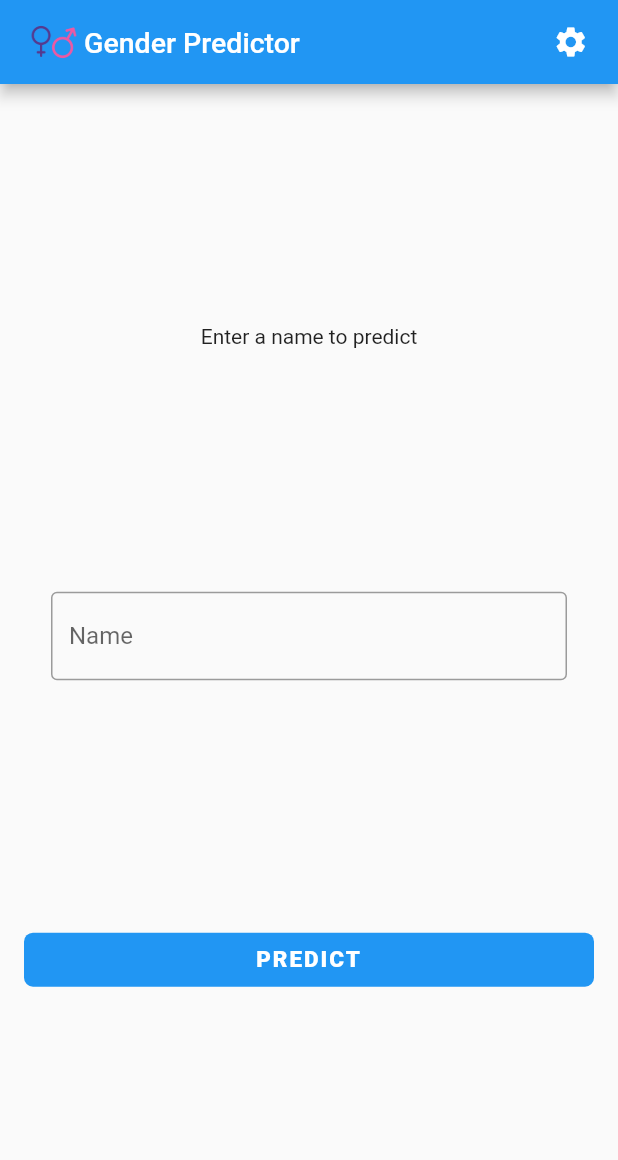
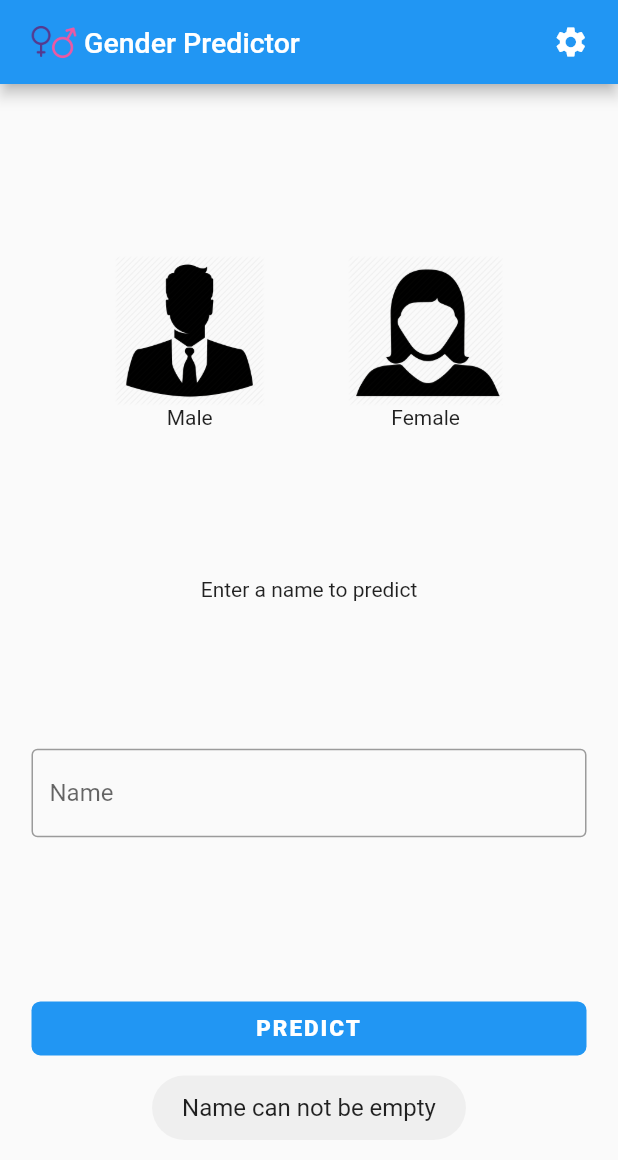
Before and after one commit to imkiller32/Gender_Prediction, a Flutter app: the screen it shows after launch, after a tap on "PREDICT", on a phone screen of 412 x 824 dp. Shown: the top 1160 px of the screen. Run offline on Flutter 3.47's test engine with Material 2 defaults, Android fonts, the phone set to English and light mode, and no system bars; our stand-ins replace fluttertoast.

Commit message:
Case Handled for 0.5 Probablity and Null String as Name

```diff
--- a/lib/home_page.dart
+++ b/lib/home_page.dart
@@ -1,4 +1,5 @@
 import 'package:flutter/material.dart';
+import 'package:fluttertoast/fluttertoast.dart';
 import 'package:http/http.dart' as http;
 import 'dart:convert';
 import 'settings.dart';
@@ -12,7 +13,7 @@ class _HomeScreenState extends State<HomeScreen> {
   TextEditingController _nameController = TextEditingController();
   var result = "Unknown";
   var resultprobability;
-  var probability="0";
+  var probability = "0";
   predictGender(String name) async {
     var url = "https://api.genderize.io/?name=$name";
     var response = await http.get(url);
@@ -21,6 +22,16 @@ class _HomeScreenState extends State<HomeScreen> {
     resultprobability = "Probability : ${body['probability']}";
     result = "${body['gender']}";
     setState(() {});
+  }
+
+  bool check(String name) {
+    return (name.length > 0);
+  }
+
+  startPredictor(String name) {
+    result = null;
+    setState(() {});
+    predictGender(_nameController.text);
   }
 
   @override
@@ -60,9 +71,37 @@ class _HomeScreenState extends State<HomeScreen> {
         child: Column(
           mainAxisAlignment: MainAxisAlignment.spaceEvenly,
           children: <Widget>[
+            Container(
+              padding: EdgeInsets.all(5),
+              child: Row(
+                mainAxisAlignment: MainAxisAlignment.spaceEvenly,
+                children: <Widget>[
+                  Column(
+                    children: <Widget>[
+                      Image.asset(
+                        'assets/maleAvatar.jpg',
+                        fit: BoxFit.contain,
+                        height: 100.0,
+                      ),
+                      Text('Male'),
+                    ],
+                  ),
+                  Column(
+                    children: <Widget>[
+                      Image.asset(
+                        'assets/femaleAvatar.png',
+                        fit: BoxFit.contain,
+                        height: 100.0,
+                      ),
+                      Text('Female'),
+                    ],
+                  ),
+                ],
+              ),
+            ),
             Text("Enter a name to predict"),
             Padding(
-              padding: const EdgeInsets.all(18.0),
+              padding: const EdgeInsets.all(5.0),
               child: TextField(
                 controller: _nameController,
                 decoration: InputDecoration(
@@ -71,7 +110,9 @@ class _HomeScreenState extends State<HomeScreen> {
                     border: OutlineInputBorder()),
               ),
             ),
-            FlatButton(
+            Padding(
+              padding: const EdgeInsets.all(5.0),
+              child: FlatButton(
                 color: Colors.blue,
                 shape: RoundedRectangleBorder(
                     borderRadius: BorderRadius.circular(6.0)),
@@ -89,10 +130,15 @@ class _HomeScreenState extends State<HomeScreen> {
                   ),
                 ),
                 onPressed: () {
-                result = null;
-                setState(() {});
-                predictGender(_nameController.text);
+                  if (check(_nameController.text))
+                    startPredictor(_nameController.text);
+                  else
+                    Fluttertoast.showToast(
+                        msg: "Name can not be empty",
+                        toastLength: Toast.LENGTH_SHORT,
+                        fontSize: 16.0);
                 },
+              ),
             ),
             if (result == null)
               CircularProgressIndicator(
@@ -115,6 +161,9 @@ class _HomeScreenState extends State<HomeScreen> {
                           fit: BoxFit.contain,
                           height: 40.0,
                         ),
+                  Padding(
+                    padding: EdgeInsets.all(5),
+                  ),
                   Text(resultprobability),
                 ],
               ),
@@ -125,6 +174,9 @@ class _HomeScreenState extends State<HomeScreen> {
                     'assets/both.png',
                     fit: BoxFit.contain,
                     height: 40.0,
+                  ),
+                  Padding(
+                    padding: EdgeInsets.all(5),
                   ),
                   Text(resultprobability),
                 ],
@@ -137,6 +189,9 @@ class _HomeScreenState extends State<HomeScreen> {
                     fit: BoxFit.contain,
                     height: 40.0,
                   ),
+                  Padding(
+                    padding: EdgeInsets.all(5),
+                  ),
                   Text(resultprobability),
                 ],
               ),
--- a/pubspec.yaml
+++ b/pubspec.yaml
@@ -24,6 +24,7 @@ dependencies:
   # Use with the CupertinoIcons class for iOS style icons.
   cupertino_icons: ^0.1.2
   http:
+  fluttertoast: ^3.1.0
 
 dev_dependencies:
   flutter_test:
```
Also changed, not shown: pubspec.lock. Lines whose indentation alone changed are shown as unchanged.
